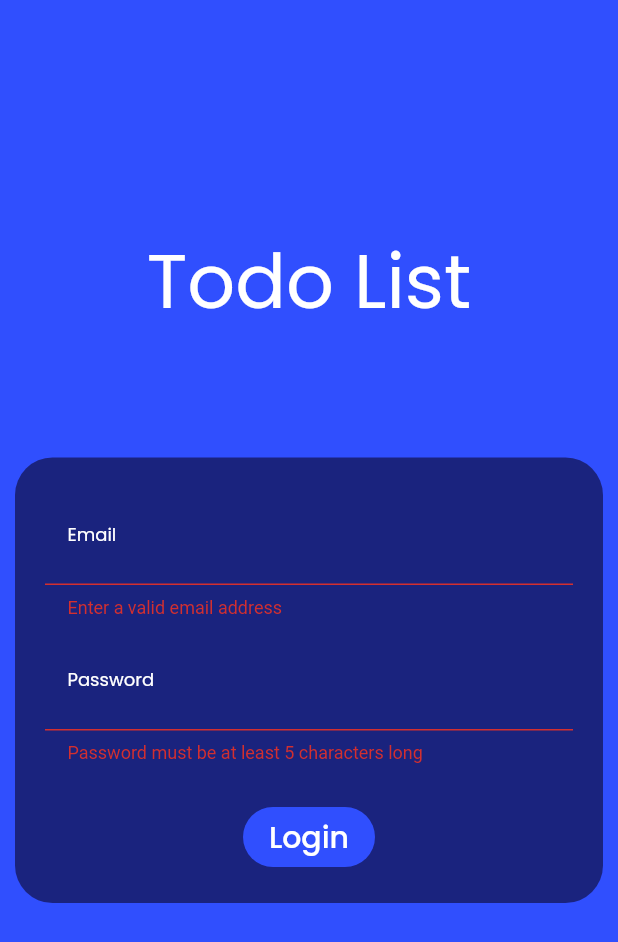
After one commit to nakenapalli/todo-list, a Flutter app: the screen it shows after launch, after a tap on "Login", on a phone screen of 412 x 824 dp. The commit adds this screen. Shown: the top 942 px of the screen. Run offline on Flutter 3.47's test engine with Material 2 defaults, Android fonts, the phone set to English and light mode, and no system bars; our stand-ins replace google_fonts, material_design_icons_flutter, validators; network calls fail.

Commit message:
added login page and logout button

```diff
--- a/lib/api/todo_api.dart
+++ b/lib/api/todo_api.dart
@@ -3,7 +3,7 @@ import 'package:todo_list/models/todo_model.dart';
 import 'dart:convert';
 
 final String ip = "117.193.65.95";
-final int port = 8080;
+final int port = 10001;
 final int accessCode = 123456;
 
 Future fetchTodoList() async {
@@ -50,3 +50,18 @@ Future addTodo(Todo todo) async {
   );
   print("${response.statusCode}: ${response.body}");
 }
+
+Future login(String email, String password) async {
+  final response = await http.post(
+    'http://$ip:$port/login',
+    headers: {
+      "Content-type": "application/x-www-form-urlencoded",
+      "Accept": "application/json",
+    },
+    body: {
+      "email": email,
+      "password": password,
+    },
+  );
+  print("${response.statusCode}: ${response.body}");
+}
--- a/lib/main.dart
+++ b/lib/main.dart
@@ -1,5 +1,5 @@
 import 'package:flutter/material.dart';
-import 'package:todo_list/ui/todo_list.dart';
+import 'package:todo_list/ui/login_page.dart';
 
 void main() {
   runApp(MyApp());
@@ -14,7 +14,7 @@ class MyApp extends StatelessWidget {
         primarySwatch: Colors.indigo,
         visualDensity: VisualDensity.adaptivePlatformDensity,
       ),
-      home: TodoList(),
+      home: LoginPage(),
     );
   }
 }
--- /dev/null
+++ b/lib/ui/login_page.dart
@@ -0,0 +1,154 @@
+import 'package:flutter/material.dart';
+import 'package:google_fonts/google_fonts.dart';
+import "package:validators/validators.dart";
+import "package:todo_list/api/todo_api.dart" as api;
+import 'package:todo_list/ui/todo_list.dart';
+
+class LoginPage extends StatefulWidget {
+  LoginPage({Key key}) : super(key: key);
+
+  @override
+  _LoginPageState createState() => _LoginPageState();
+}
+
+class _LoginPageState extends State<LoginPage> {
+  final _formKey = GlobalKey<FormState>();
+  String _email;
+  String _password;
+
+  void login() async {
+    if (_formKey.currentState.validate()) {
+      _formKey.currentState.save();
+
+      try {
+        await api.login(_email, _password);
+
+        Navigator.push(
+            context,
+            MaterialPageRoute(
+              builder: (context) => TodoList(),
+            )).then((value) {
+          setState(() {
+            _formKey.currentState.reset();
+          });
+        });
+      } catch (e) {
+        print("Login failed: $e");
+      }
+    }
+  }
+
+  @override
+  Widget build(BuildContext context) {
+    return Scaffold(
+      backgroundColor: Colors.indigoAccent[700],
+      body: Form(
+        key: _formKey,
+        child: ListView(
+          padding: EdgeInsets.only(top: 150, left: 10, right: 10),
+          children: <Widget>[
+            Text(
+              "Todo List",
+              style: GoogleFonts.poppins(
+                fontSize: 50,
+                color: Colors.white,
+              ),
+              textAlign: TextAlign.center,
+            ),
+            SizedBox(height: 80),
+            Container(
+              padding: EdgeInsets.all(20),
+              decoration: BoxDecoration(
+                color: Colors.indigo[900],
+                borderRadius: BorderRadius.circular(25),
+              ),
+              child: Column(
+                children: <Widget>[
+                  TextFormField(
+                    style: GoogleFonts.poppins(
+                      fontSize: 16,
+                      color: Colors.white,
+                    ),
+                    decoration: InputDecoration(
+                      labelText: "Email",
+                      labelStyle: GoogleFonts.poppins(
+                        fontSize: 12,
+                        color: Colors.white,
+                      ),
+                      enabledBorder: OutlineInputBorder(
+                        borderSide: BorderSide(color: Colors.white),
+                        borderRadius: BorderRadius.circular(20),
+                      ),
+                      focusedBorder: OutlineInputBorder(
+                        borderSide: BorderSide(color: Colors.white),
+                        borderRadius: BorderRadius.circular(20),
+                      ),
+                      contentPadding: EdgeInsets.all(15),
+                    ),
+                    validator: (value) {
+                      if (isEmail(value)) {
+                        return null;
+                      }
+                      return "Enter a valid email address";
+                    },
+                    onSaved: (newValue) => setState(() {
+                      _email = newValue;
+                    }),
+                  ),
+                  SizedBox(height: 10),
+                  TextFormField(
+                    style: GoogleFonts.poppins(
+                      fontSize: 16,
+                      color: Colors.white,
+                    ),
+                    decoration: InputDecoration(
+                      labelText: "Password",
+                      labelStyle: GoogleFonts.poppins(
+                        fontSize: 12,
+                        color: Colors.white,
+                      ),
+                      enabledBorder: OutlineInputBorder(
+                        borderSide: BorderSide(color: Colors.white),
+                        borderRadius: BorderRadius.circular(20),
+                      ),
+                      focusedBorder: OutlineInputBorder(
+                        borderSide: BorderSide(color: Colors.white),
+                        borderRadius: BorderRadius.circular(20),
+                      ),
+                      contentPadding: EdgeInsets.all(15),
+                    ),
+                    validator: (value) {
+                      if (value.length >= 5) {
+                        return null;
+                      }
+                      return "Password must be at least 5 characters long";
+                    },
+                    onSaved: (newValue) => setState(() {
+                      _password = newValue;
+                    }),
+                  ),
+                  SizedBox(height: 25),
+                  FlatButton(
+                    padding: EdgeInsets.all(5),
+                    child: Text(
+                      "Login",
+                      style: GoogleFonts.poppins(
+                        fontSize: 20,
+                        color: Colors.white,
+                      ),
+                    ),
+                    onPressed: () => login(),
+                    shape: RoundedRectangleBorder(
+                      borderRadius: BorderRadius.circular(20),
+                    ),
+                    color: Colors.indigoAccent[700],
+                  ),
+                ],
+              ),
+            ),
+          ],
+        ),
+      ),
+    );
+  }
+}
--- a/lib/ui/new_todo.dart
+++ b/lib/ui/new_todo.dart
@@ -24,6 +24,7 @@ class _NewTodoState extends State<NewTodo> {
         title: Text("Create a new todo"),
       ),
       body: Column(
+        mainAxisAlignment: MainAxisAlignment.center,
         children: <Widget>[
           TextFormField(
             decoration: InputDecoration(
@@ -31,6 +32,7 @@ class _NewTodoState extends State<NewTodo> {
             ),
             controller: _todoController,
           ),
+          SizedBox(height: 25),
           RaisedButton(
             child: Text("Save"),
             onPressed: () => saveTodo(Todo(todo: _todoController.text)),
--- a/lib/ui/todo_list.dart
+++ b/lib/ui/todo_list.dart
@@ -172,7 +172,10 @@ class _TodoListState extends State<TodoList> {
     return Scaffold(
       appBar: AppBar(
         leading: Icon(MdiIcons.clipboardListOutline, color: Colors.white),
-        title: Text("Todo List", style: GoogleFonts.poppins()),
+        title: Text(
+          "Todo List",
+          style: GoogleFonts.poppins(fontSize: 26),
+        ),
         actions: <Widget>[
           IconButton(
             icon: Icon(
@@ -208,6 +211,19 @@ class _TodoListState extends State<TodoList> {
         padding: EdgeInsets.all(5),
         children: createTodoList(),
       ),
+      floatingActionButton: Container(
+        width: 150,
+        child: FloatingActionButton(
+          shape:
+              RoundedRectangleBorder(borderRadius: BorderRadius.circular(30)),
+          child: Text(
+            "Log Out",
+            style: GoogleFonts.poppins(),
+          ),
+          onPressed: () => Navigator.pop(context),
+        ),
+      ),
+      floatingActionButtonLocation: FloatingActionButtonLocation.centerFloat,
     );
   }
 }
--- a/pubspec.yaml
+++ b/pubspec.yaml
@@ -26,6 +26,7 @@ dependencies:
   http:
   google_fonts:
   material_design_icons_flutter:
+  validators:
 
 
   # The following adds the Cupertino Icons font to your application.
```
Also changed, not shown: pubspec.lock.
